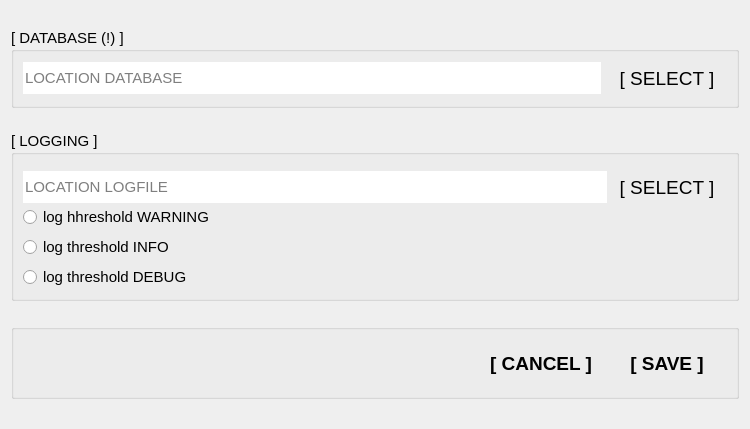
First picture: the form in src/ui/optionsdialog.ui, repository dmarc0001/spx42Control, before the edit.
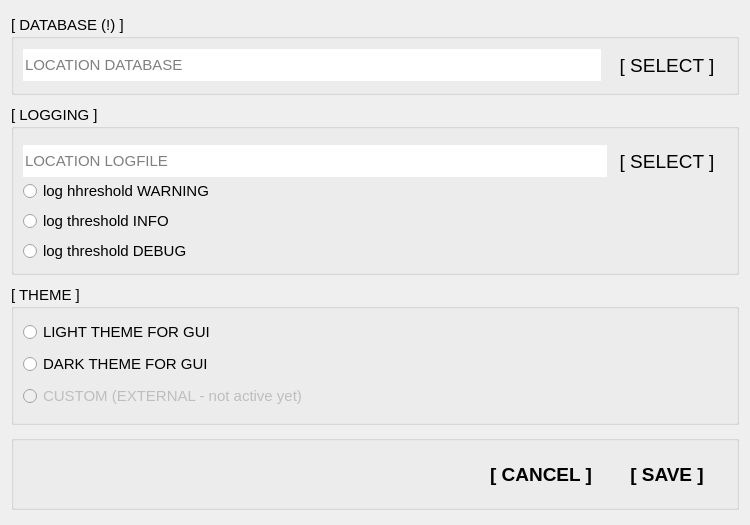
Second picture: the form after the edit. Icons and pictures are not drawn.

Commit message: - dark theme erstellt - options dialog angepasst für themenwechsel - python script zum generieren der themes verbessert

Diff of the .ui file:
```diff
--- a/src/ui/optionsdialog.ui
+++ b/src/ui/optionsdialog.ui
@@ -7,19 +7,19 @@
     <x>0</x>
     <y>0</y>
     <width>750</width>
-    <height>429</height>
+    <height>525</height>
    </rect>
   </property>
   <property name="minimumSize">
    <size>
     <width>750</width>
-    <height>380</height>
+    <height>525</height>
    </size>
   </property>
   <property name="maximumSize">
    <size>
     <width>750</width>
-    <height>450</height>
+    <height>550</height>
    </size>
   </property>
   <property name="font">
@@ -39,7 +39,7 @@
   <property name="modal">
    <bool>false</bool>
   </property>
-  <layout class="QVBoxLayout" name="verticalLayout_2">
+  <layout class="QVBoxLayout" name="verticalLayout_3">
    <item>
     <widget class="QGroupBox" name="databaseGroupBox">
      <property name="minimumSize">
@@ -271,6 +271,63 @@
      </layout>
     </widget>
    </item>
+   <item>
+    <widget class="QGroupBox" name="themeGroupBox">
+     <property name="minimumSize">
+      <size>
+       <width>650</width>
+       <height>130</height>
+      </size>
+     </property>
+     <property name="maximumSize">
+      <size>
+       <width>16777215</width>
+       <height>140</height>
+      </size>
+     </property>
+     <property name="statusTip">
+      <string>gui theme...</string>
+     </property>
+     <property name="title">
+      <string>[ THEME ] </string>
+     </property>
+     <layout class="QVBoxLayout" name="verticalLayout_2">
+      <item>
+       <widget class="QRadioButton" name="lightRadioButton">
+        <property name="toolTip">
+         <string>sets the dark theme...</string>
+        </property>
+        <property name="text">
+         <string>LIGHT THEME FOR GUI</string>
+        </property>
+       </widget>
+      </item>
+      <item>
+       <widget class="QRadioButton" name="darkRadioButton">
+        <property name="toolTip">
+         <string>sets the logging threshold (level)...</string>
+        </property>
+        <property name="text">
+         <string>DARK THEME FOR GUI</string>
+        </property>
+       </widget>
+      </item>
+      <item>
+       <widget class="QRadioButton" name="customRadioButton">
+        <property name="enabled">
+         <bool>false</bool>
+        </property>
+        <property name="toolTip">
+         <string>sets the logging threshold (level)...</string>
+        </property>
+        <property name="text">
+         <string>CUSTOM (EXTERNAL - not active yet)</string>
+        </property>
+       </widget>
+      </item>
+     </layout>
+    </widget>
+   </item>
    <item>
     <widget class="QGroupBox" name="buttonGroupBox">
      <property name="minimumSize">
```
Left out of the diff: 2 changed lines with no effect on the pictures. The commit also changes 17 other files.
